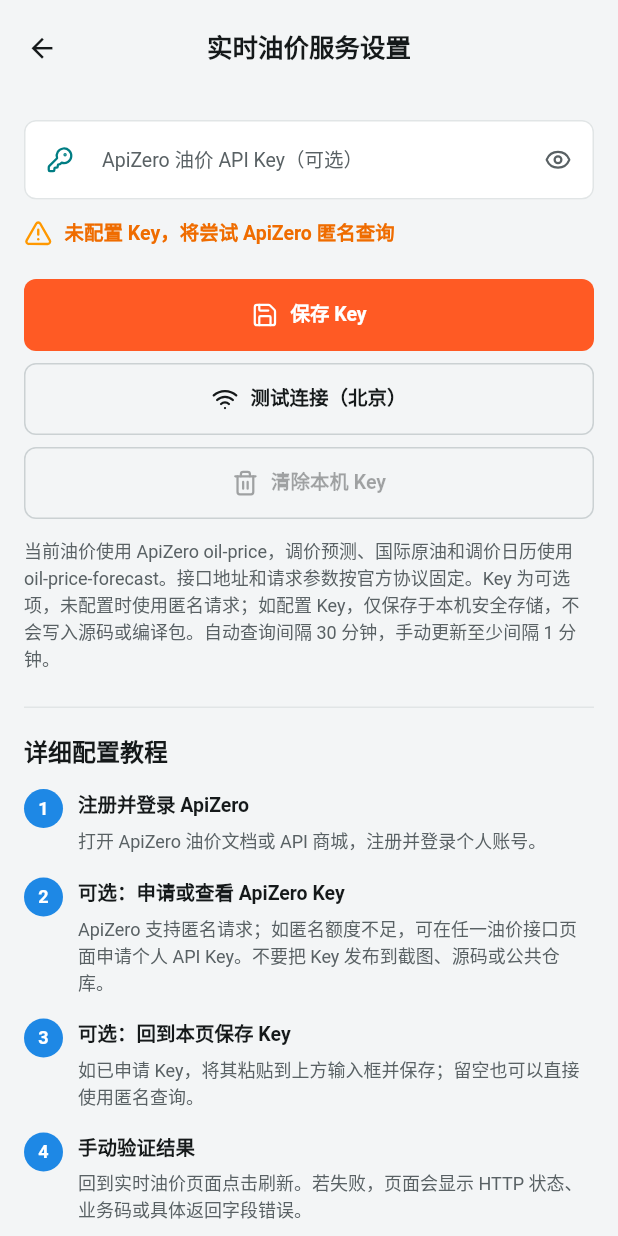
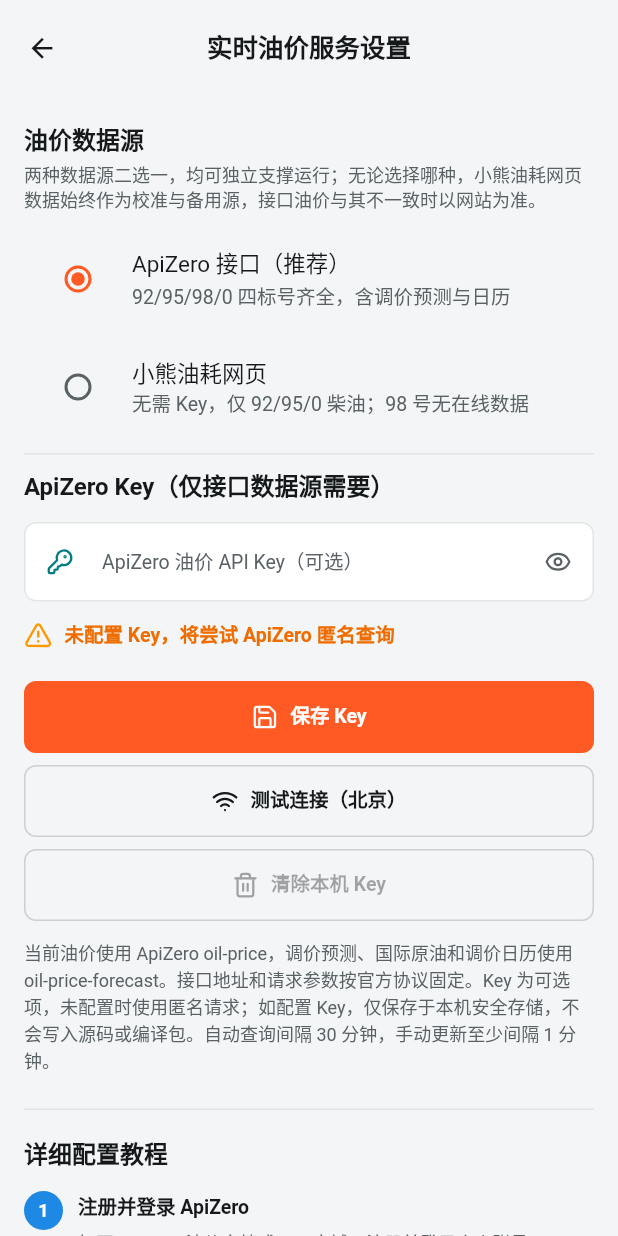
Before and after one commit to 1378944437/BearFuel, a Flutter app: the FuelPriceApiSettingsScreen screen opened directly, on a phone screen of 412 x 824 dp. Run offline on Flutter 3.47's test engine with Material 3 defaults, Android fonts, the light colour scheme and no system bars; our stand-ins replace file_picker, fl_chart, flutter_secure_storage, geocoding, geolocator, lucide_icons_flutter and 4 more; missing offline and left inert: gbk_codec; accounts and stored records are empty.

Commit message:
feat: selectable fuel price source with standalone xiaoxiongyouhao mode

```diff
--- a/lib/data/services/fuel_price_api_config.dart
+++ b/lib/data/services/fuel_price_api_config.dart
@@ -1,4 +1,5 @@
 import 'package:flutter_secure_storage/flutter_secure_storage.dart';
+import 'package:shared_preferences/shared_preferences.dart';
 
 /// ApiZero 统一油价服务的本机 Key 配置。
 /// 接口地址和认证方式固定，避免普通使用者误配请求协议。
@@ -56,3 +57,39 @@
     _apiKey = key;
   }
 }
+
+/// 油价数据源选择：ApiZero 接口（默认，92/95/98/0 齐全）或
+/// 小熊油耗网页（无需 Key，仅 92/95/0，可完全独立支撑运行）。
+/// 两种模式下小熊油耗网页始终作为校准与备用源。
+class FuelPriceSourceStore {
+  static const String apizero = 'apizero';
+  static const String xxyh = 'xxyh';
+  static const String _key = 'fuel_price_source';
+
+  static String _source = apizero;
+
+  static String get source => _source;
+  static bool get useXxyh => _source == xxyh;
+
+  static Future<void> load() async {
+    try {
+      final prefs = await SharedPreferences.getInstance();
+      final saved = prefs.getString(_key);
+      if (saved == xxyh) {
+        _source = xxyh;
+      } else if (saved == apizero) {
+        _source = apizero;
+      }
+    } catch (_) {
+      _source = apizero;
+    }
+  }
+
+  static Future<void> save(String value) async {
+    _source = value == xxyh ? xxyh : apizero;
+    try {
+      final prefs = await SharedPreferences.getInstance();
+      await prefs.setString(_key, _source);
+    } catch (_) {}
+  }
+}
--- a/lib/main.dart
+++ b/lib/main.dart
@@ -21,6 +21,7 @@
   WidgetsFlutterBinding.ensureInitialized();
   await AmapKeyStore.load();
   await FuelPriceApiConfigStore.load();
+  await FuelPriceSourceStore.load();
   await WeatherApiConfigStore.load();
 
   // 1. 全局异常与闪退防护（捕获所有同步/异步未捕获异常，绝不闪退白屏）
--- a/lib/presentation/screens/settings/fuel_price_api_settings_screen.dart
+++ b/lib/presentation/screens/settings/fuel_price_api_settings_screen.dart
@@ -4,6 +4,8 @@
 import '../../../core/utils/external_url_launcher.dart';
 import '../../../data/services/apizero_fuel_price_service.dart';
 import '../../../data/services/fuel_price_api_config.dart';
+import '../../../providers/fuel_price_provider.dart';
+import 'package:provider/provider.dart';
 
 class FuelPriceApiSettingsScreen extends StatefulWidget {
   const FuelPriceApiSettingsScreen({super.key});
@@ -161,15 +163,85 @@
     );
   }
 
+  Future<void> _switchSource(String? value) async {
+    if (value == null || value == FuelPriceSourceStore.source) return;
+    await FuelPriceSourceStore.save(value);
+    if (!mounted) return;
+    setState(() {});
+    // 立即按新数据源重新读取油价
+    await context.read<FuelPriceProvider>().refreshCurrentPrice();
+    if (!mounted) return;
+    ScaffoldMessenger.of(context).showSnackBar(
+      SnackBar(
+        content: Text(
+          value == FuelPriceSourceStore.xxyh
+              ? '已切换为小熊油耗网页数据源'
+              : '已切换为 ApiZero 接口数据源',
+        ),
+      ),
+    );
+  }
+
   @override
   Widget build(BuildContext context) {
     final colors = Theme.of(context).colorScheme;
     final isConfigured = _keyController.text.trim().isNotEmpty;
+    final useXxyh = FuelPriceSourceStore.useXxyh;
     return Scaffold(
       appBar: AppBar(title: const Text('实时油价服务设置')),
       body: ListView(
         padding: const EdgeInsets.all(16),
         children: [
+          const Text(
+            '油价数据源',
+            style: TextStyle(fontSize: 16, fontWeight: FontWeight.bold),
+          ),
+          const SizedBox(height: 4),
+          Text(
+            '两种数据源二选一，均可独立支撑运行；无论选择哪种，'
+            '小熊油耗网页数据始终作为校准与备用源，接口油价与其不一致时以网站为准。',
+            style: TextStyle(
+              fontSize: 12,
+              color: colors.onSurfaceVariant,
+              height: 1.4,
+            ),
+          ),
+          const SizedBox(height: 8),
+          RadioGroup<String>(
+            groupValue: FuelPriceSourceStore.source,
+            onChanged: (v) => _switchSource(v),
+            child: const Column(
+              children: [
+                RadioListTile<String>(
+                  value: FuelPriceSourceStore.apizero,
+                  title: Text('ApiZero 接口（推荐）'),
+                  subtitle: Text('92/95/98/0 四标号齐全，含调价预测与日历'),
+                ),
+                RadioListTile<String>(
+                  value: FuelPriceSourceStore.xxyh,
+                  title: Text('小熊油耗网页'),
+                  subtitle: Text('无需 Key，仅 92/95/0 柴油；98 号无在线数据'),
+                ),
+              ],
+            ),
+          ),
+          const SizedBox(height: 8),
+          const Divider(),
+          const SizedBox(height: 8),
+          Opacity(
+            opacity: useXxyh ? 0.55 : 1.0,
+            child: Column(
+              crossAxisAlignment: CrossAxisAlignment.start,
+              children: [
+                Text(
+                  'ApiZero Key（仅接口数据源需要）',
+                  style: TextStyle(
+                    fontSize: 16,
+                    fontWeight: FontWeight.bold,
+                    color: useXxyh ? colors.onSurfaceVariant : null,
+                  ),
+                ),
+                const SizedBox(height: 12),
                 TextFormField(
                   controller: _keyController,
                   obscureText: _obscureKey,
@@ -185,7 +257,8 @@
                             ? AppIcons.visibility_outlined
                             : AppIcons.visibility_off_outlined,
                       ),
-                onPressed: () => setState(() => _obscureKey = !_obscureKey),
+                      onPressed: () =>
+                          setState(() => _obscureKey = !_obscureKey),
                     ),
                   ),
                 ),
@@ -206,7 +279,9 @@
                             ? '已配置，将使用 ApiZero 实时油价与调价服务'
                             : '未配置 Key，将尝试 ApiZero 匿名查询',
                         style: TextStyle(
-                    color: isConfigured ? colors.onSurface : Colors.orange[800],
+                          color: isConfigured
+                              ? colors.onSurface
+                              : Colors.orange[800],
                           fontWeight: FontWeight.w600,
                         ),
                       ),
@@ -244,6 +319,9 @@
                       : _clearKey,
                   icon: const Icon(AppIcons.delete_outline),
                   label: const Text('清除本机 Key'),
+                ),
+              ],
+            ),
           ),
           const SizedBox(height: 12),
           Text(
--- a/lib/presentation/screens/settings/service_settings_screen.dart
+++ b/lib/presentation/screens/settings/service_settings_screen.dart
@@ -96,10 +96,12 @@
             icon: AppIcons.local_gas_station_outlined,
             color: const Color(0xFF007D83),
             title: '实时油价服务',
-            subtitle: FuelPriceApiConfigStore.hasApiKey
-                ? 'ApiZero 个人 Key 已配置'
-                : '当前使用 ApiZero 匿名模式，可选配置个人 Key',
-            configured: FuelPriceApiConfigStore.hasApiKey,
+            subtitle: FuelPriceSourceStore.useXxyh
+                ? '数据源：小熊油耗网页（无需 Key）'
+                : FuelPriceApiConfigStore.hasApiKey
+                ? '数据源：ApiZero（个人 Key 已配置）'
+                : '数据源：ApiZero（匿名模式，可选配置个人 Key）',
+            configured: FuelPriceSourceStore.useXxyh || FuelPriceApiConfigStore.hasApiKey,
             optional: true,
             onTap: () => Navigator.push(
               context,
--- a/lib/providers/fuel_price_provider.dart
+++ b/lib/providers/fuel_price_provider.dart
@@ -4,6 +4,7 @@
 import '../core/utils/location_service.dart';
 import '../data/services/apizero_fuel_price_service.dart';
 import '../data/services/apizero_oil_forecast_service.dart';
+import '../data/services/fuel_price_api_config.dart';
 import '../data/services/xxyh_price_service.dart';
 
 /// 全局油价与常驻城市定位状态管理 Provider
@@ -271,32 +272,36 @@
     _priceStatusText = force ? '正在手动读取实时油价...' : '正在读取实时油价...';
     notifyListeners();
 
-    final apiSnapshot = await ApiZeroFuelPriceService.getCachedOrFetch(
+    // 数据源二选一：ApiZero 接口（默认）或小熊油耗网页（可独立支撑运行）。
+    // 接口模式下小熊油耗始终作为校准源（不一致时以网站为准）与备用兜底。
+    final useXxyhSource = FuelPriceSourceStore.useXxyh;
+    final apiSnapshot = useXxyhSource
+        ? null
+        : await ApiZeroFuelPriceService.getCachedOrFetch(
             _currentProvince,
             force: force,
           );
     if (requestId != _priceRequestId || _currentCity != cityName) return;
 
-    // 备用与校准源：小熊油耗 fprice 网页（静态 HTML，低频抓取，仅 92/95/0）。
-    // 接口数据与网站数据不一致时，以网站数据为准。
     String? calibrationNote;
     var effectiveSnapshot = apiSnapshot;
     if (apiSnapshot != null) {
-      final xxyh = await XxyhFuelPriceService.getCachedOrFetch(
+      // 接口模式：与网页数据比对，不一致时以网站数据为准（92/95/0）
+      final calibrated = FuelPriceProvider.calibrateWithXxyh(
+        apiSnapshot,
+        await XxyhFuelPriceService.getCachedOrFetch(
           _currentProvince,
           force: force,
+        ),
       );
       if (requestId != _priceRequestId || _currentCity != cityName) return;
-      final calibrated = FuelPriceProvider.calibrateWithXxyh(
-        apiSnapshot,
-        xxyh,
-      );
       if (calibrated != null) {
         effectiveSnapshot = calibrated;
         calibrationNote = '已按小熊油耗网页数据校准油价，以网站数据为准';
       }
     } else {
-      // 接口不可用时的备用兜底：92/95/0 取网页数据，98 沿用接口历史缓存
+      // 主源为小熊油耗（或接口失败）：92/95/0 取网页数据，
+      // 98 号无网页来源，沿用接口最近缓存（没有则记 0，界面显示"--"）
       final xxyh = await XxyhFuelPriceService.getCachedOrFetch(
         _currentProvince,
         force: force,
@@ -306,8 +311,7 @@
         final stale = await ApiZeroFuelPriceService.readCachedSnapshot(
           _currentProvince,
         );
-        final gas98 = stale?.price.gas98;
-        if (gas98 != null && gas98 > 0) {
+        final gas98 = stale?.price.gas98 ?? 0.0;
         effectiveSnapshot = ApiZeroFuelPriceSnapshot(
           province: _currentProvince,
           price: ProvinceFuelPrice(
@@ -319,27 +323,39 @@
             lastChangeAmount: 0,
             lastChangeDate:
                 xxyh.lastChangeDate ??
-                  stale!.price.lastChangeDate,
+                stale?.price.lastChangeDate ??
+                DateTime.now(),
           ),
           fetchedAt: DateTime.now(),
           sourceUrl: XxyhFuelPriceService.provinceEndpoint,
         );
+        if (useXxyhSource) {
+          calibrationNote = gas98 > 0 ? null : '98 号暂无网页数据，显示为"--"';
+        } else {
           calibrationNote =
-              '接口油价不可用，已使用小熊油耗网页备用数据（98 号沿用最近接口缓存）';
+              '接口油价不可用，已使用小熊油耗网页备用数据'
+              '${gas98 > 0 ? "（98 号沿用最近接口缓存）" : ""}';
         }
       }
     }
 
     if (effectiveSnapshot != null) {
       _onlinePricesByProvince[_currentProvince] = effectiveSnapshot;
+      _priceStatusText = useXxyhSource && apiSnapshot == null
+          ? '已读取小熊油耗网页油价（自动 6 小时内不重复请求）'
+                '${calibrationNote == null ? "" : "；$calibrationNote"}'
+          : '已读取在线实时油价（自动 30 分钟内不重复请求）'
+                '${calibrationNote == null ? "" : "；$calibrationNote"}';
+      _calibrationNote = calibrationNote;
+    } else {
+      final reason = useXxyhSource
+          ? XxyhFuelPriceService.lastErrorMessage
+          : ApiZeroFuelPriceService.lastErrorMessage;
       _priceStatusText =
-          '已读取在线实时油价（自动 30 分钟内不重复请求）'
-          '${calibrationNote == null ? "" : "；$calibrationNote"}';
-    } else {
-      final reason = ApiZeroFuelPriceService.lastErrorMessage;
-      _priceStatusText = 'ApiZero 实时油价查询失败：${reason ?? '未知原因'}；当前未显示本地示例数据';
+          '${useXxyhSource ? "小熊油耗" : "ApiZero"} 实时油价查询失败：'
+          '${reason ?? '未知原因'}；当前未显示本地示例数据';
+      _calibrationNote = null;
     }
-    _calibrationNote = calibrationNote;
     await refreshAdjustmentData(force: force);
     notifyListeners();
   }
```
Also changed, not shown: lib/presentation/screens/price/national_fuel_price_screen.dart (+3 -4 lines). Lines whose indentation alone changed are shown as unchanged.
